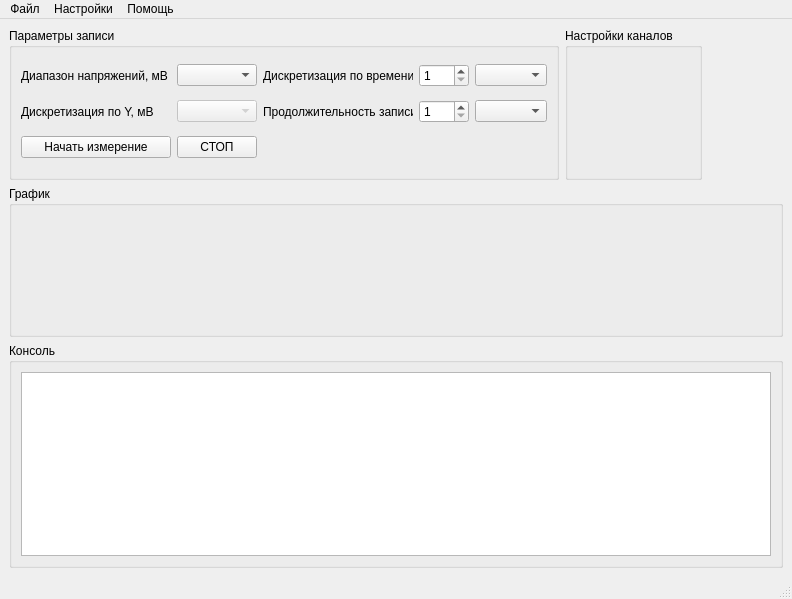
The window that mainForm.ui (pas-zhukov/SerialVoltmeter) describes before a commit, drawn with Qt 5.
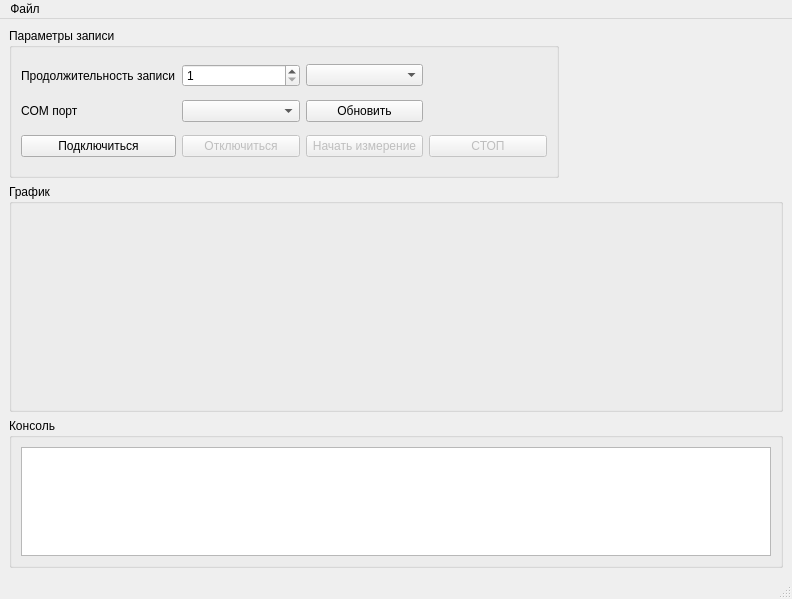
The same window after the commit.

Commit message: основательные доработки

Patch:
```diff
--- a/mainForm.ui
+++ b/mainForm.ui
@@ -32,77 +32,22 @@
       <property name="maximumSize">
        <size>
         <width>550</width>
-        <height>160</height>
+        <height>150</height>
        </size>
       </property>
       <property name="title">
        <string>Параметры записи</string>
       </property>
       <layout class="QGridLayout" name="gridLayout">
-       <item row="1" column="4">
-        <widget class="QComboBox" name="recordLengthTimeUnits"/>
-       </item>
-       <item row="2" column="1">
-        <widget class="QPushButton" name="stopButton">
-         <property name="text">
-          <string>СТОП</string>
-         </property>
-        </widget>
-       </item>
        <item row="0" column="0">
-        <widget class="QLabel" name="label">
-         <property name="text">
-          <string>Диапазон напряжений, мВ ±</string>
-         </property>
-        </widget>
-       </item>
-       <item row="0" column="1">
-        <widget class="QComboBox" name="recordRange"/>
-       </item>
-       <item row="0" column="4">
-        <widget class="QComboBox" name="samplingTimeUnits">
-         <property name="currentText">
-          <string/>
-         </property>
-        </widget>
-       </item>
-       <item row="0" column="3">
-        <widget class="QSpinBox" name="sampling">
-         <property name="minimumSize">
-          <size>
-           <width>50</width>
-           <height>0</height>
-          </size>
-         </property>
-         <property name="minimum">
-          <number>1</number>
-         </property>
-         <property name="maximum">
-          <number>3600</number>
-         </property>
-        </widget>
-       </item>
-       <item row="1" column="2">
         <widget class="QLabel" name="label_4">
-         <property name="minimumSize">
-          <size>
-           <width>150</width>
-           <height>0</height>
-          </size>
-         </property>
          <property name="text">
           <string>Продолжительность записи</string>
          </property>
         </widget>
        </item>
-       <item row="1" column="3">
+       <item row="0" column="1">
         <widget class="QSpinBox" name="recordLength">
-         <property name="minimumSize">
-          <size>
-           <width>50</width>
-           <height>0</height>
-          </size>
-         </property>
          <property name="minimum">
           <number>1</number>
          </property>
@@ -112,43 +57,70 @@
         </widget>
        </item>
        <item row="0" column="2">
-        <widget class="QLabel" name="label_3">
-         <property name="minimumSize">
-          <size>
-           <width>150</width>
-           <height>0</height>
-          </size>
-         </property>
-         <property name="text">
-          <string>Дискретизация по времени</string>
-         </property>
-        </widget>
+        <widget class="QComboBox" name="recordLengthTimeUnits"/>
        </item>
        <item row="1" column="0">
         <widget class="QLabel" name="label_2">
          <property name="text">
-          <string>Дискретизация по Y, мВ</string>
+          <string>COM порт</string>
          </property>
         </widget>
        </item>
        <item row="1" column="1">
-        <widget class="QComboBox" name="recordSampling">
-         <property name="enabled">
+        <widget class="QComboBox" name="comPortSelect">
+         <property name="editable">
           <bool>false</bool>
          </property>
         </widget>
        </item>
+       <item row="1" column="2">
+        <widget class="QPushButton" name="refreshPortsButton">
+         <property name="text">
+          <string>Обновить</string>
+         </property>
+        </widget>
+       </item>
        <item row="2" column="0">
+        <widget class="QPushButton" name="connectButton">
+         <property name="text">
+          <string>Подключиться</string>
+         </property>
+        </widget>
+       </item>
+       <item row="2" column="1">
+        <widget class="QPushButton" name="disconnectButton">
+         <property name="text">
+          <string>Отключиться</string>
+         </property>
+         <property name="enabled">
+          <bool>false</bool>
+         </property>
+        </widget>
+       </item>
+       <item row="2" column="2">
         <widget class="QPushButton" name="startButton">
          <property name="text">
           <string>Начать измерение</string>
          </property>
+         <property name="enabled">
+          <bool>false</bool>
+         </property>
+        </widget>
+       </item>
+       <item row="2" column="3">
+        <widget class="QPushButton" name="stopButton">
+         <property name="text">
+          <string>СТОП</string>
+         </property>
+         <property name="enabled">
+          <bool>false</bool>
+         </property>
         </widget>
        </item>
       </layout>
      </widget>
     </item>
-    <item row="1" column="0" colspan="4">
+    <item row="1" column="0">
      <widget class="QGroupBox" name="plot">
       <property name="sizePolicy">
        <sizepolicy hsizetype="Expanding" vsizetype="Expanding">
@@ -161,20 +133,7 @@
       </property>
      </widget>
     </item>
-    <item row="0" column="2">
-     <spacer name="horizontalSpacer">
-      <property name="orientation">
-       <enum>Qt::Horizontal</enum>
-      </property>
-      <property name="sizeHint" stdset="0">
-       <size>
-        <width>40</width>
-        <height>20</height>
-       </size>
-      </property>
-     </spacer>
-    </item>
-    <item row="2" column="0" colspan="4">
+    <item row="2" column="0">
      <widget class="QGroupBox" name="consoleBox">
       <property name="sizePolicy">
        <sizepolicy hsizetype="Expanding" vsizetype="Expanding">
@@ -185,7 +144,7 @@
       <property name="maximumSize">
        <size>
         <width>16777215</width>
-        <height>225</height>
+        <height>150</height>
        </size>
       </property>
       <property name="title">
@@ -198,25 +157,6 @@
       </layout>
      </widget>
     </item>
-    <item row="0" column="1">
-     <widget class="QGroupBox" name="channelsConfig">
-      <property name="sizePolicy">
-       <sizepolicy hsizetype="Expanding" vsizetype="Expanding">
-        <horstretch>0</horstretch>
-        <verstretch>0</verstretch>
-       </sizepolicy>
-      </property>
-      <property name="maximumSize">
-       <size>
-        <width>550</width>
-        <height>160</height>
-       </size>
-      </property>
-      <property name="title">
-       <string>Настройки каналов</string>
-      </property>
-     </widget>
-    </item>
    </layout>
   </widget>
   <widget class="QMenuBar" name="menubar">
@@ -228,7 +168,7 @@
      <height>21</height>
     </rect>
    </property>
-   <widget class="QMenu" name="file">
+   <widget class="QMenu" name="menuFile">
     <property name="title">
      <string>Файл</string>
     </property>
@@ -236,24 +176,7 @@
     <addaction name="separator"/>
     <addaction name="exit"/>
    </widget>
-   <widget class="QMenu" name="settings">
-    <property name="title">
-     <string>Настройки</string>
-    </property>
-    <addaction name="connection"/>
-    <addaction name="serialChoice"/>
-   </widget>
-   <widget class="QMenu" name="help">
-    <property name="title">
-     <string>Помощь</string>
-    </property>
-    <addaction name="helpHelp"/>
-    <addaction name="separator"/>
-    <addaction name="about"/>
-   </widget>
-   <addaction name="file"/>
-   <addaction name="settings"/>
-   <addaction name="help"/>
+   <addaction name="menuFile"/>
   </widget>
   <widget class="QStatusBar" name="statusbar"/>
   <action name="saveAs">
```
Left out of the diff: 29 changed lines with no effect on the pictures. The commit also changes 2 other files.
